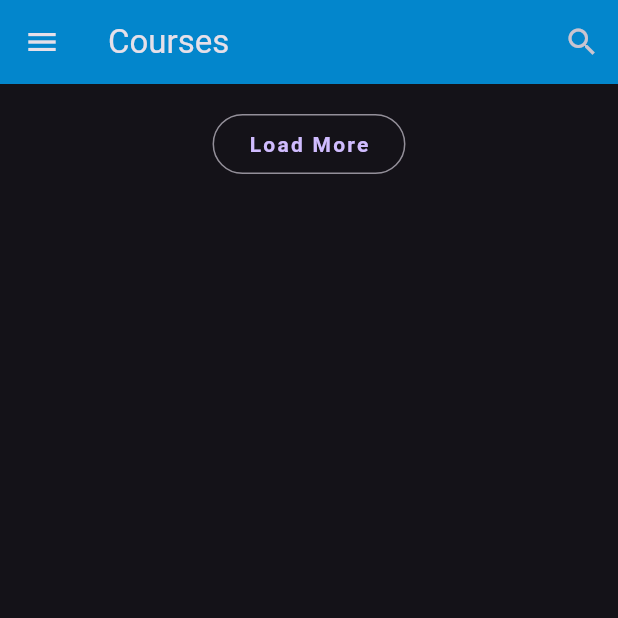
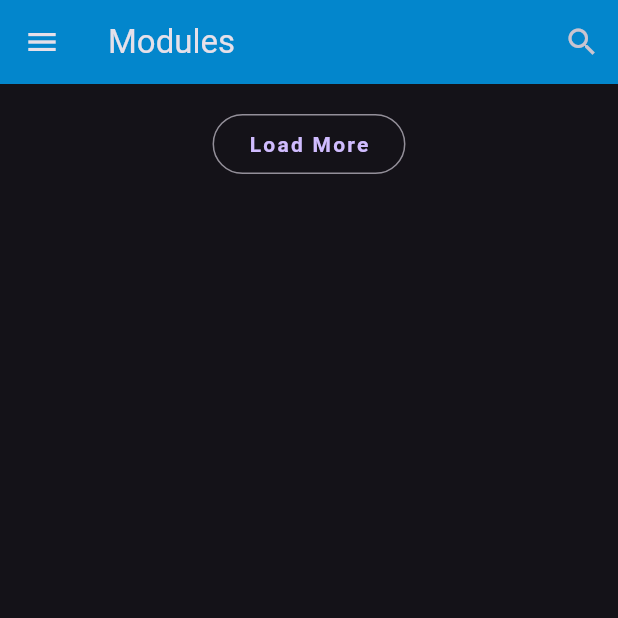
Before and after one commit to angel-curras/OrganisationApp-SE, a Flutter app: the CoursesPage screen opened by its route, on a phone screen of 412 x 824 dp, the top half of it. Run offline on Flutter 3.47's test engine with Material 3 defaults, Android fonts, the phone set to English and light mode, and no system bars; our stand-ins replace flutter_dotenv, font_awesome_flutter, shared_preferences, webview_flutter; accounts and stored records are empty; network calls fail.

Commit message:
Courses renamed to modules

```diff
--- a/apps/frontend/lib/pages/courses/courses_list.dart
+++ b/apps/frontend/lib/pages/courses/courses_list.dart
@@ -126,7 +126,7 @@ class _CoursesPageState extends State<CoursesPage> {
     return Scaffold(
       appBar: AppBar(
         backgroundColor: const Color.fromARGB(255, 3, 134, 204),
-        title: const Text('Courses'),
+        title: const Text('Modules'),
         actions: [
           IconButton(
             icon: const Icon(Icons.search),
```
